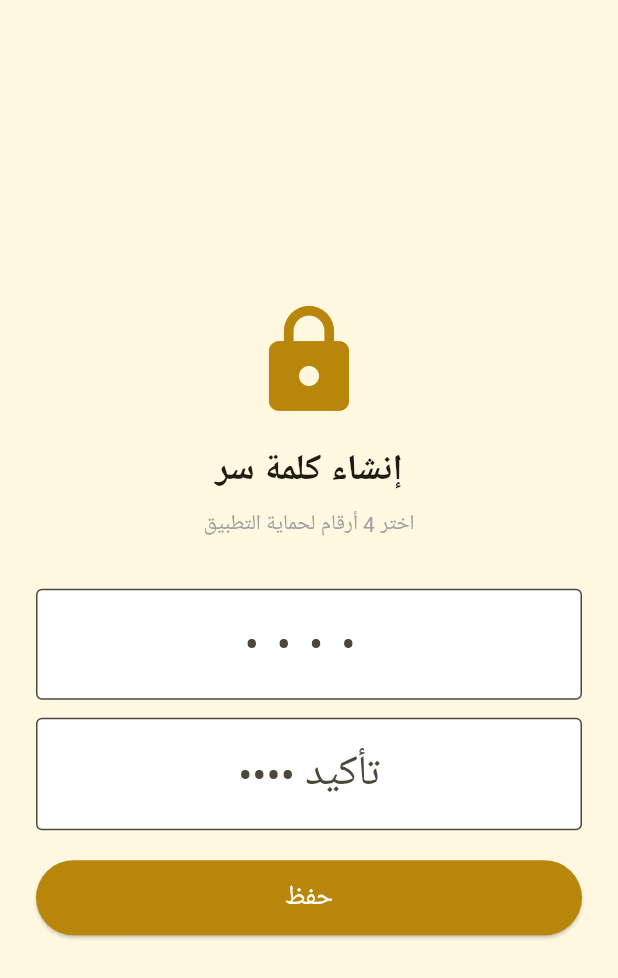
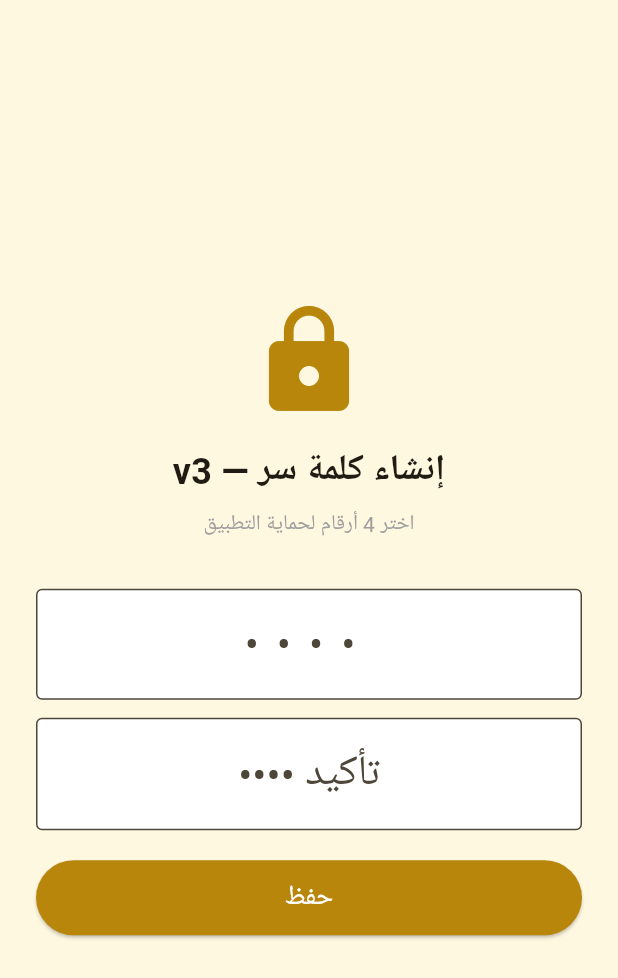
Before and after one commit to tajalsir2026-byte/fullter, a Flutter app: the screen it shows after launch, on a phone screen of 412 x 824 dp. Shown: the top 978 px of the screen. Run offline on Flutter 3.47's test engine with Material 3 defaults, Android fonts, the light colour scheme and no system bars; our stand-ins replace shared_preferences.

Commit message:
Update main.dart

```diff
--- a/lib/main.dart
+++ b/lib/main.dart
@@ -135,7 +135,7 @@ class _PasswordScreenState extends State<PasswordScreen> {
             children: [
               const Icon(Icons.lock, size: 80, color: kGold),
               const SizedBox(height: 16),
-              Text(isSetup ? 'إنشاء كلمة سر' : 'أدخل كلمة السر',
+             Text(isSetup ? 'إنشاء كلمة سر — v3' : 'أدخل كلمة السر — v3',
                   style: const TextStyle(
                       fontSize: 24, fontWeight: FontWeight.bold)),
               const SizedBox(height: 8),
```
